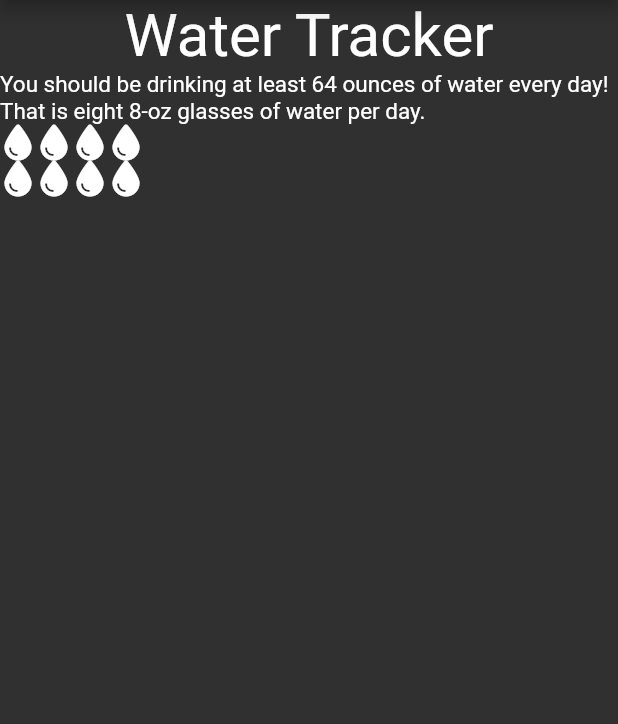
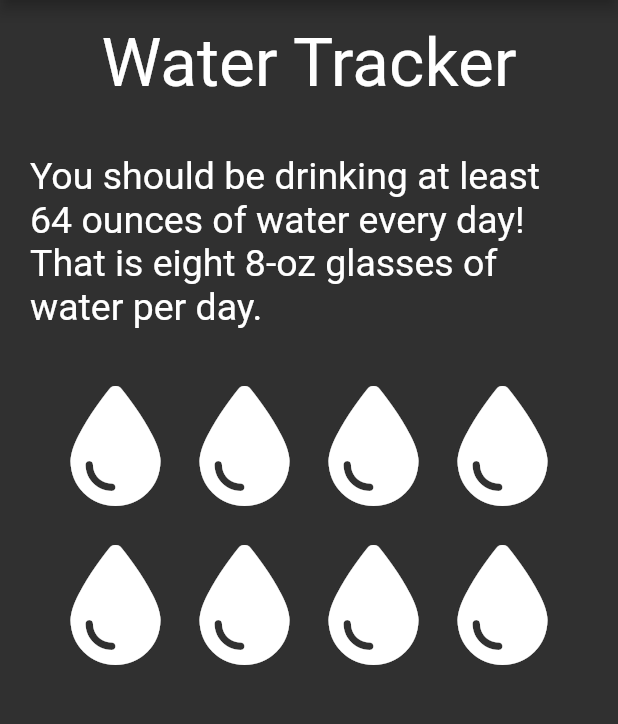
Before and after one commit to tnguyen2791/Preggo, a Flutter app: the weighin screen opened directly, on a phone screen of 412 x 824 dp, the part 84-808 px from its top. Run offline on Flutter 3.47's test engine with Material 2 defaults, Android fonts, the phone set to English and light mode, and no system bars; our stand-ins replace font_awesome_flutter, google_fonts; Roboto replaces fonts that are missing (Acme).

Commit message:
Water tracker screen complete.

```diff
--- a/lib/components/water_droplet.dart
+++ b/lib/components/water_droplet.dart
@@ -15,9 +15,13 @@ class _WaterDropletState extends State<WaterDroplet> {
   @override
   Widget build(BuildContext context) {
     return GestureDetector(
-      child: Icon(
-        FontAwesomeIcons.droplet,
-        color: beenPressed ? Colors.blue : Colors.white,
+      child: Container(
+        margin: EdgeInsets.all(3.0),
+        child: Icon(
+          FontAwesomeIcons.droplet,
+          color: beenPressed ? Colors.blue : Colors.white,
+          size: 80.0,
+        ),
       ),
       onTap: () {
         setState(() {
--- a/lib/constants.dart
+++ b/lib/constants.dart
@@ -1,9 +1,9 @@
 import 'package:google_fonts/google_fonts.dart';
 
 final kGoogleTitle = GoogleFonts.acme(
-  fontSize: 40.0,
+  fontSize: 45.0,
 );
 
 final kGoogleDescription = GoogleFonts.acme(
-  fontSize: 15.0,
+  fontSize: 25.0,
 );
--- a/lib/screens/water_log.dart
+++ b/lib/screens/water_log.dart
@@ -16,33 +16,24 @@ class weighin extends StatelessWidget {
               'Water Tracker',
               style: kGoogleTitle,
             ),
+            margin: EdgeInsets.all(15.0),
           ),
           Container(
             child: Text(
               'You should be drinking at least 64 ounces of water every day! That is eight 8-oz glasses of water per day.',
               style: kGoogleDescription,
             ),
+            margin: EdgeInsets.all(20.0),
           ),
-          WaterContainer(),
-        ],
+          SizedBox(
+            height: 15.0,
           ),
-    );
-  }
-}
-
-class WaterContainer extends StatefulWidget {
-  const WaterContainer({Key? key}) : super(key: key);
-
-  @override
-  State<WaterContainer> createState() => _WaterContainerState();
-}
-
-class _WaterContainerState extends State<WaterContainer> {
-  @override
-  Widget build(BuildContext context) {
-    return Column(
+          Center(
+            child: Column(
+              mainAxisAlignment: MainAxisAlignment.center,
               children: [
                 Row(
+                  mainAxisAlignment: MainAxisAlignment.center,
                   children: const [
                     WaterDroplet(),
                     WaterDroplet(),
@@ -50,7 +41,11 @@ class _WaterContainerState extends State<WaterContainer> {
                     WaterDroplet(),
                   ],
                 ),
+                const SizedBox(
+                  height: 20.0,
+                ),
                 Row(
+                  mainAxisAlignment: MainAxisAlignment.center,
                   children: const [
                     WaterDroplet(),
                     WaterDroplet(),
@@ -59,6 +54,10 @@ class _WaterContainerState extends State<WaterContainer> {
                   ],
                 ),
               ],
+            ),
+          ),
+        ],
+      ),
     );
   }
 }
```
Lines whose indentation alone changed are shown as unchanged.
